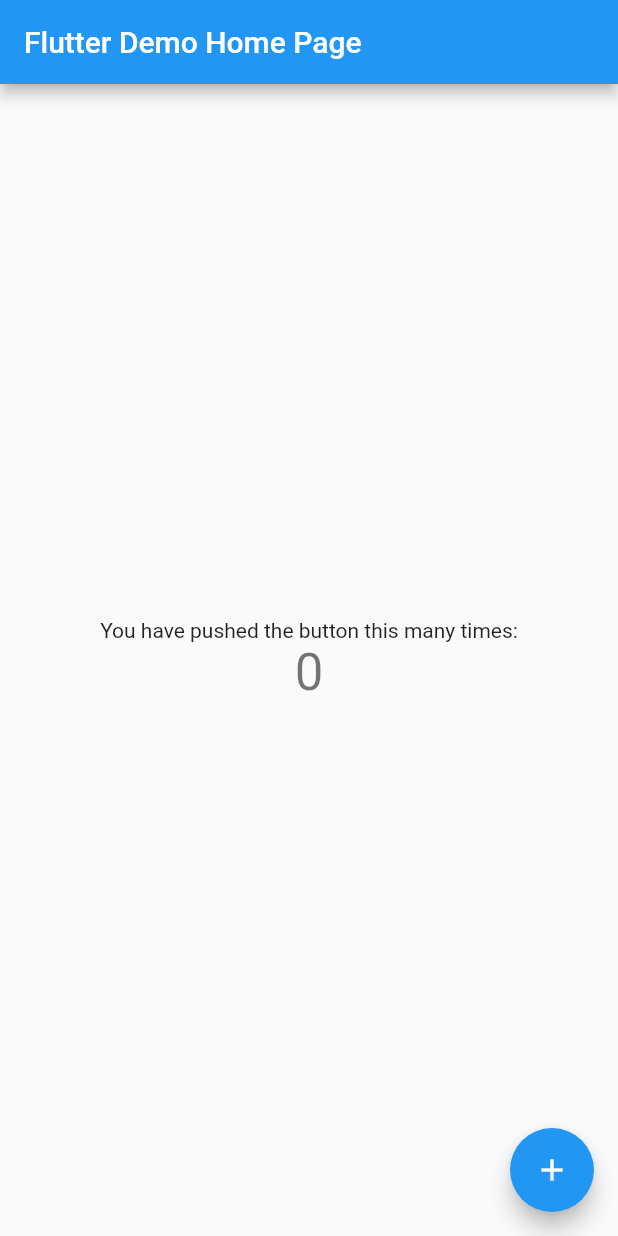
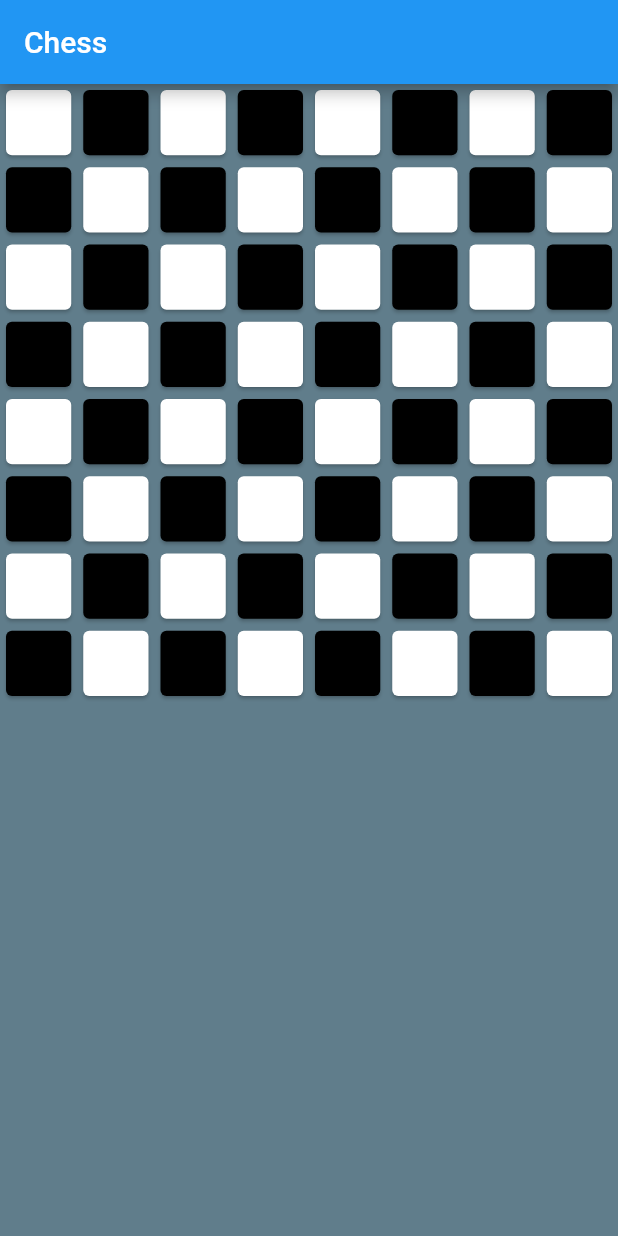
Before and after one commit to yennh1228/chess_game, a Flutter app: the screen it shows after launch, on a phone screen of 412 x 824 dp. Run offline on Flutter 3.47's test engine with Material 2 defaults, Android fonts, the phone set to English and light mode, and no system bars.

Commit message:
Add files via upload

```diff
--- /dev/null
+++ b/lib/chess_page.dart
@@ -0,0 +1,42 @@
+import 'package:flutter/foundation.dart';
+import 'package:flutter/material.dart';
+
+class ChessGame extends StatefulWidget {
+  const ChessGame({Key? key}) : super(key: key);
+
+  @override
+  State<ChessGame> createState() => _ChessGameState();
+}
+
+class _ChessGameState extends State<ChessGame> {
+  int row = 8;
+  int totalNumOfSquare = 64;
+
+  @override
+  Widget build(BuildContext context) {
+    return Scaffold(
+      appBar: AppBar(
+        title: Text("Chess"),
+      ),
+      body: Container(
+        color: const Color(0xff607D8B),
+        child: GridView.builder(
+            itemCount: 64,
+            gridDelegate: const SliverGridDelegateWithFixedCrossAxisCount(
+              crossAxisCount: 8,
+            ),
+            itemBuilder: (BuildContext context, int index) {
+              if ((index + index ~/ 8) % 2 == 0) {
+                return const Card(
+                  color: Colors.white,
+                );
+              } else {
+                return const Card(
+                  color: Colors.black,
+                );
+              }
+            }),
+      ),
+    );
+  }
+}
--- a/lib/main.dart
+++ b/lib/main.dart
@@ -1,3 +1,4 @@
+import 'package:chess/chess_page.dart';
 import 'package:flutter/material.dart';
 
 void main() {
@@ -13,103 +14,9 @@ class MyApp extends StatelessWidget {
     return MaterialApp(
       title: 'Flutter Demo',
       theme: ThemeData(
-        // This is the theme of your application.
-        //
-        // Try running your application with "flutter run". You'll see the
-        // application has a blue toolbar. Then, without quitting the app, try
-        // changing the primarySwatch below to Colors.green and then invoke
-        // "hot reload" (press "r" in the console where you ran "flutter run",
-        // or simply save your changes to "hot reload" in a Flutter IDE).
-        // Notice that the counter didn't reset back to zero; the application
-        // is not restarted.
         primarySwatch: Colors.blue,
       ),
-      home: const MyHomePage(title: 'Flutter Demo Home Page'),
+      home: ChessGame(),
     );
   }
 }
-
-class MyHomePage extends StatefulWidget {
-  const MyHomePage({Key? key, required this.title}) : super(key: key);
-
-  // This widget is the home page of your application. It is stateful, meaning
-  // that it has a State object (defined below) that contains fields that affect
-  // how it looks.
-
-  // This class is the configuration for the state. It holds the values (in this
-  // case the title) provided by the parent (in this case the App widget) and
-  // used by the build method of the State. Fields in a Widget subclass are
-  // always marked "final".
-
-  final String title;
-
-  @override
-  State<MyHomePage> createState() => _MyHomePageState();
-}
-
-class _MyHomePageState extends State<MyHomePage> {
-  int _counter = 0;
-
-  void _incrementCounter() {
-    setState(() {
-      // This call to setState tells the Flutter framework that something has
-      // changed in this State, which causes it to rerun the build method below
-      // so that the display can reflect the updated values. If we changed
-      // _counter without calling setState(), then the build method would not be
-      // called again, and so nothing would appear to happen.
-      _counter++;
-    });
-  }
-
-  @override
-  Widget build(BuildContext context) {
-    // This method is rerun every time setState is called, for instance as done
-    // by the _incrementCounter method above.
-    //
-    // The Flutter framework has been optimized to make rerunning build methods
-    // fast, so that you can just rebuild anything that needs updating rather
-    // than having to individually change instances of widgets.
-    return Scaffold(
-      appBar: AppBar(
-        // Here we take the value from the MyHomePage object that was created by
-        // the App.build method, and use it to set our appbar title.
-        title: Text(widget.title),
-      ),
-      body: Center(
-        // Center is a layout widget. It takes a single child and positions it
-        // in the middle of the parent.
-        child: Column(
-          // Column is also a layout widget. It takes a list of children and
-          // arranges them vertically. By default, it sizes itself to fit its
-          // children horizontally, and tries to be as tall as its parent.
-          //
-          // Invoke "debug painting" (press "p" in the console, choose the
-          // "Toggle Debug Paint" action from the Flutter Inspector in Android
-          // Studio, or the "Toggle Debug Paint" command in Visual Studio Code)
-          // to see the wireframe for each widget.
-          //
-          // Column has various properties to control how it sizes itself and
-          // how it positions its children. Here we use mainAxisAlignment to
-          // center the children vertically; the main axis here is the vertical
-          // axis because Columns are vertical (the cross axis would be
-          // horizontal).
-          mainAxisAlignment: MainAxisAlignment.center,
-          children: <Widget>[
-            const Text(
-              'You have pushed the button this many times:',
-            ),
-            Text(
-              '$_counter',
-              style: Theme.of(context).textTheme.headline4,
-            ),
-          ],
-        ),
-      ),
-      floatingActionButton: FloatingActionButton(
-        onPressed: _incrementCounter,
-        tooltip: 'Increment',
-        child: const Icon(Icons.add),
-      ), // This trailing comma makes auto-formatting nicer for build methods.
-    );
-  }
-}
```
